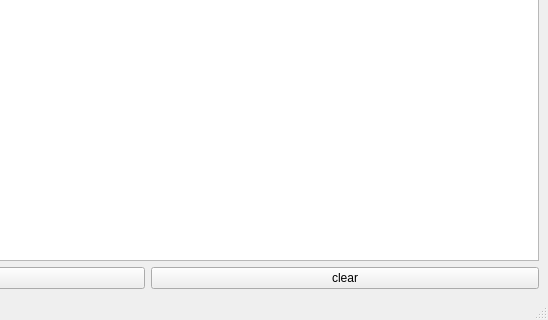
Old version of the form experimentation/ImageLoad/mainwindow.ui in the repository svenssonjoel/GameExperimentation; both pictures show x 252 to 800 and y 280 to 600 of the 800 by 600 pixel window.
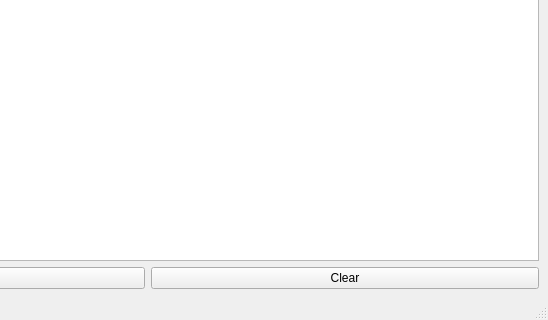
New version of the form.

Patch:
```diff
--- a/experimentation/ImageLoad/mainwindow.ui
+++ b/experimentation/ImageLoad/mainwindow.ui
@@ -30,7 +30,7 @@
       <item>
        <widget class="QPushButton" name="clearPushButton">
         <property name="text">
-         <string>clear</string>
+         <string>Clear</string>
         </property>
        </widget>
       </item>
```
